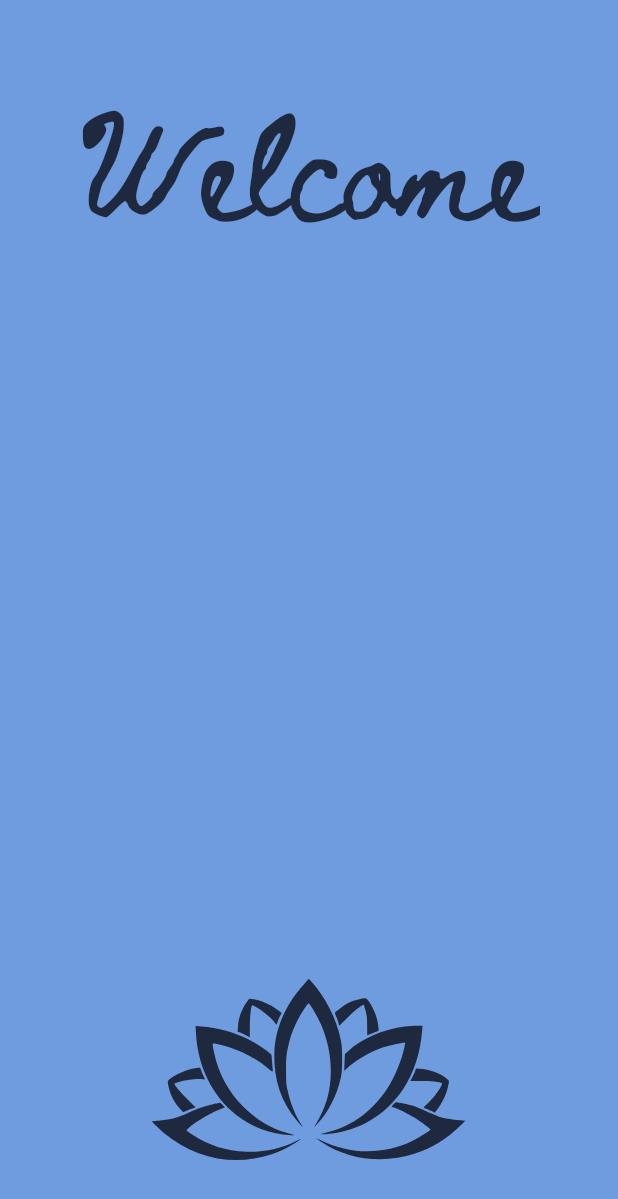
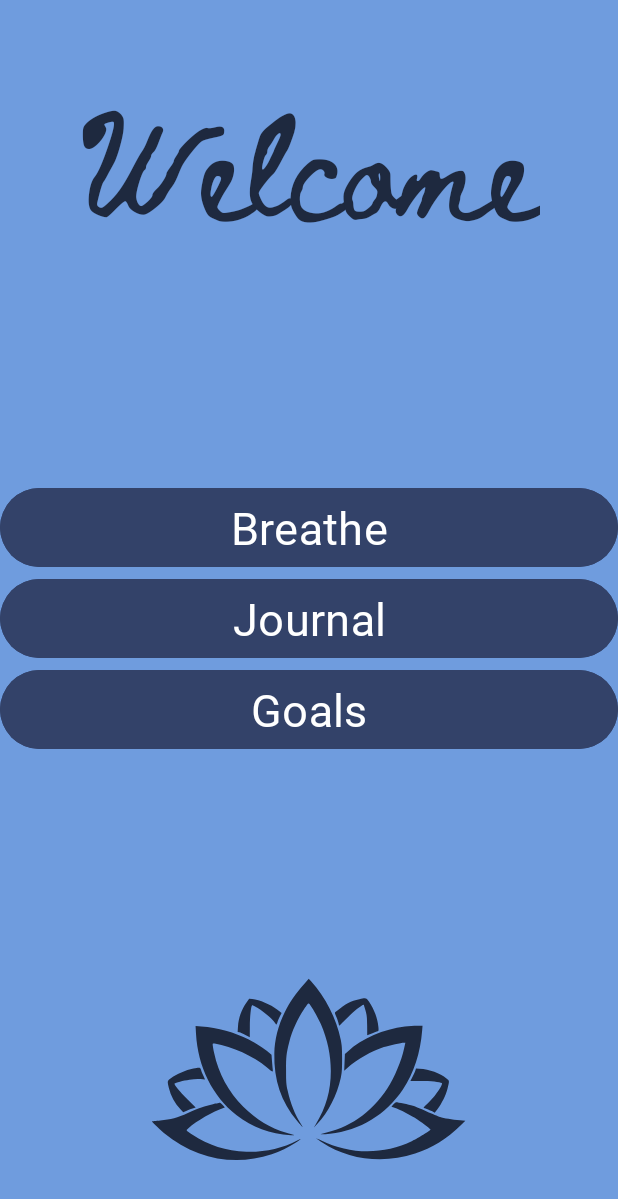
Before and after one commit to aavery0506/MADFinalApp, an Android app: the HomeScreen screen opened directly, with no data from a screen before it, on a phone screen of 412 x 824 dp. Shown: the top 1199 px of the screen. Run offline under Robolectric (Android 15) with nearby library versions, the phone set to English and light mode, and no system bars.

Commit message:
working on journal search page

```diff
--- a/app/src/main/java/com/example/selfcareapp/HomeScreen.java
+++ b/app/src/main/java/com/example/selfcareapp/HomeScreen.java
@@ -20,14 +20,6 @@ import java.util.ArrayList;
 public class HomeScreen extends AppCompatActivity {
     ActivityHomeScreenBinding binding;
 
-    private HomeRecyclerAdapter adapter;
-    private RecyclerView recyclerView;
-    private RecyclerView.LayoutManager layoutManager;
-    private HomeRecyclerAdapter.HomeRecyclerViewClickListener listener;
-    private ArrayList<String> details;
-    private ArrayList<Integer> images;
-
-
 
     @Override
     protected void onCreate(Bundle savedInstanceState) {
@@ -37,17 +29,29 @@ public class HomeScreen extends AppCompatActivity {
         binding = ActivityHomeScreenBinding.inflate(getLayoutInflater());
         View view = binding.getRoot();
         setContentView(view);
-        details.add("Breathe");
-        images.add(R.drawable.lotus_simple);
 
-        details.add("Journal");
-        images.add(R.drawable.notebook);
+        binding.HomeJournal.setOnClickListener(new View.OnClickListener() {
+            @Override
+            public void onClick(View view) {
+                Intent intent = new Intent(HomeScreen.this, HomeScreen.class);
+                startActivity(intent);
+            }
+        });
 
-        details.add("Goals");
-        images.add(R.drawable.goals);
-
-        setAdapter();
-
+        binding.HomeBreathe.setOnClickListener(new View.OnClickListener() {
+            @Override
+            public void onClick(View view) {
+                Intent intent = new Intent(HomeScreen.this,Breathing.class);
+                startActivity(intent);
+            }
+        });
+        binding.HomeGoals.setOnClickListener(new View.OnClickListener() {
+            @Override
+            public void onClick(View view) {
+                Intent intent = new Intent(HomeScreen.this, Goals.class);
+                startActivity(intent);
+            }
+        });
 
         ViewCompat.setOnApplyWindowInsetsListener(findViewById(R.id.main), (v, insets) -> {
             Insets systemBars = insets.getInsets(WindowInsetsCompat.Type.systemBars());
@@ -56,21 +60,6 @@ public class HomeScreen extends AppCompatActivity {
         });
     }
 
-    private void setAdapter(){
-        setOnClickListener();
-        layoutManager= new LinearLayoutManager(this);
-        binding.HomeRView.setLayoutManager(layoutManager);
-        adapter = new HomeRecyclerAdapter(details, images,listener);
-        binding.HomeRView.setAdapter(adapter);
-    }
 
-    private void setOnClickListener() {
-        listener = new HomeRecyclerAdapter.HomeRecyclerViewClickListener() {
-            @Override
-            public void onClick(View view, int position) {
-                //Intent intent = new Intent(getApplicationContext())
-            }
-        };
-    }
 
 }
--- a/app/src/main/res/drawable/recyclerview_bg.xml
+++ b/app/src/main/res/drawable/recyclerview_bg.xml
@@ -5,7 +5,7 @@
     <corners
         android:topLeftRadius="25dp"
         android:topRightRadius="25dp"
-        android:bottomLeftRadius="0dp"
-        android:bottomRightRadius="0dp"/>
+        android:bottomLeftRadius="25dp"
+        android:bottomRightRadius="25dp"/>
 
 </shape>
--- a/app/src/main/res/layout/activity_home_screen.xml
+++ b/app/src/main/res/layout/activity_home_screen.xml
@@ -40,17 +40,46 @@
         android:orientation="horizontal"
         app:layout_constraintGuide_percent=".25"/>
 
+<LinearLayout
+    android:layout_width="match_parent"
+    android:layout_height="wrap_content"
+    app:layout_constraintTop_toBottomOf="@id/topguideline"
+    app:layout_constraintBottom_toTopOf="@id/bottomguideline"
+    android:orientation="vertical">
 
-    <androidx.recyclerview.widget.RecyclerView
-        android:id="@+id/HomeRView"
-        android:layout_width="0dp"
-        android:layout_height="0dp"
-        app:layout_constraintEnd_toEndOf="parent"
-        app:layout_constraintStart_toStartOf="parent"
-        app:layout_constraintTop_toTopOf="@id/topguideline"
-        app:layout_constraintBottom_toBottomOf="@id/bottomguideline"
+    <Button
+        android:id="@+id/HomeBreathe"
+        android:layout_width="match_parent"
+        android:layout_height="wrap_content"
+        android:backgroundTint="@color/DarkBlue"
+        android:fontFamily="@font/gaegu"
+        android:text="Breathe"
+        android:textColor="@color/white"
+        android:textSize="30sp" />
+
+    <Button
+        android:id="@+id/HomeJournal"
+        android:layout_width="match_parent"
+        android:layout_height="wrap_content"
+        android:backgroundTint="@color/DarkBlue"
+        android:fontFamily="@font/gaegu"
+        android:text="Journal"
+        android:textColor="@color/white"
+        android:textSize="30sp" />
+
+    <Button
+        android:id="@+id/HomeGoals"
+        android:layout_width="match_parent"
+        android:layout_height="wrap_content"
+        android:backgroundTint="@color/DarkBlue"
+        android:fontFamily="@font/gaegu"
+        android:text="Goals"
+        android:textColor="@color/white"
+        android:textSize="30sp"
          />
 
+
+</LinearLayout>
 
     <androidx.constraintlayout.widget.Guideline
         android:id="@+id/bottomguideline"
--- a/app/src/main/res/layout/activity_journal.xml
+++ b/app/src/main/res/layout/activity_journal.xml
@@ -10,11 +10,11 @@
 
     <TextView
         android:id="@+id/tv_journal"
-        android:layout_width="wrap_content"
+        android:layout_width="match_parent"
         android:layout_height="wrap_content"
         android:fontFamily="@font/beth_ellen"
         android:gravity="center"
-        android:paddingTop="20dp"
+        android:padding="20dp"
         android:text="Journal"
         android:textColor="@color/DarkestBlue"
         android:textSize="50sp"
@@ -59,7 +59,7 @@
             android:layout_height="wrap_content"
             android:layout_marginStart="16dp"
             android:layout_marginTop="15dp"
-            android:hint="mm/dd/year"
+            android:hint="mm/dd/yyyy"
             android:inputType="date"
             android:textAppearance="@style/TextAppearance.AppCompat.Large"
             android:textColor="@color/DarkestBlue"
```
Also changed, not shown: app/src/main/AndroidManifest.xml (+6 -3 lines), app/src/main/java/com/example/selfcareapp/Journal.java (+16 -0 lines), app/src/main/java/com/example/selfcareapp/JournalSearch.java (added, +24 -0 lines), app/src/main/res/layout/activity_breathing.xml (+12 -0 lines), app/src/main/res/layout/activity_goals.xml (+12 -0 lines), app/src/main/res/layout/activity_journal_search.xml (added, +71 -0 lines), 1 other file.
